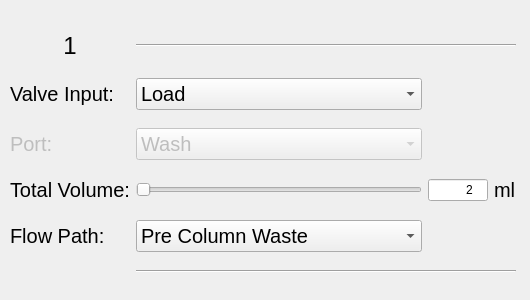
The window that czpurifier/gui/desgin_files/single_step.ui (czbiohub-sf/automated-protein-purifier) describes before a commit, drawn with Qt 5.
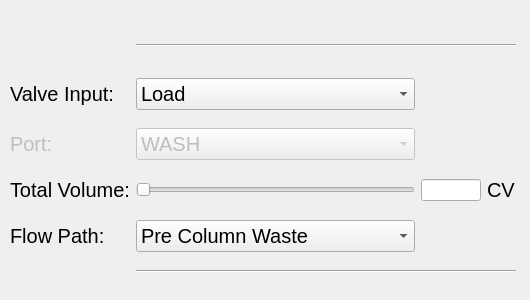
The same window after the commit.

Commit message: Separate new step as a separate script

Diff of the .ui file:
```diff
--- a/czpurifier/gui/desgin_files/single_step.ui
+++ b/czpurifier/gui/desgin_files/single_step.ui
@@ -144,7 +144,7 @@
       </property>
       <item>
        <property name="text">
-        <string>Wash</string>
+        <string>WASH</string>
        </property>
       </item>
       <item>
@@ -172,7 +172,7 @@
        </font>
       </property>
       <property name="text">
-       <string>ml</string>
+       <string>CV</string>
       </property>
      </widget>
     </item>
@@ -197,12 +197,6 @@
         <height>16777215</height>
        </size>
       </property>
-      <property name="inputMask">
-       <string>9999</string>
-      </property>
-      <property name="text">
-       <string>2</string>
-      </property>
       <property name="alignment">
        <set>Qt::AlignRight|Qt::AlignTrailing|Qt::AlignVCenter</set>
       </property>
@@ -222,9 +216,6 @@
         <pointsize>18</pointsize>
        </font>
       </property>
-      <property name="text">
-       <string>1</string>
-      </property>
       <property name="alignment">
        <set>Qt::AlignCenter</set>
       </property>
```
Left out of the diff: 16 changed lines with no effect on the pictures. The commit also changes 2 other files.
